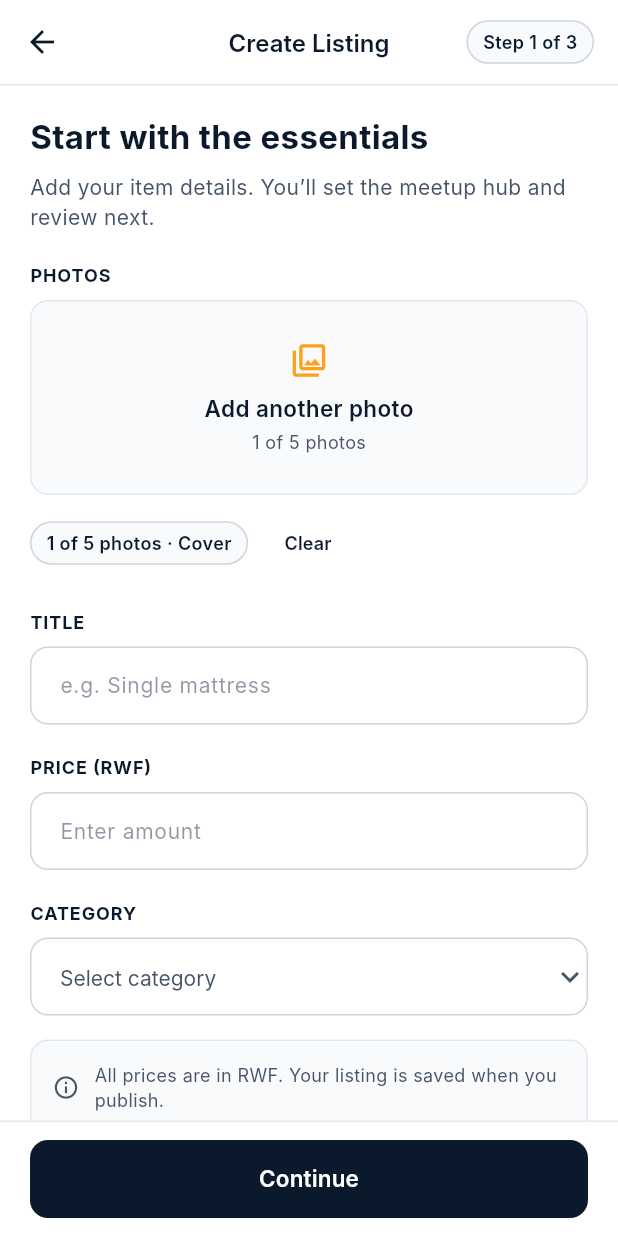
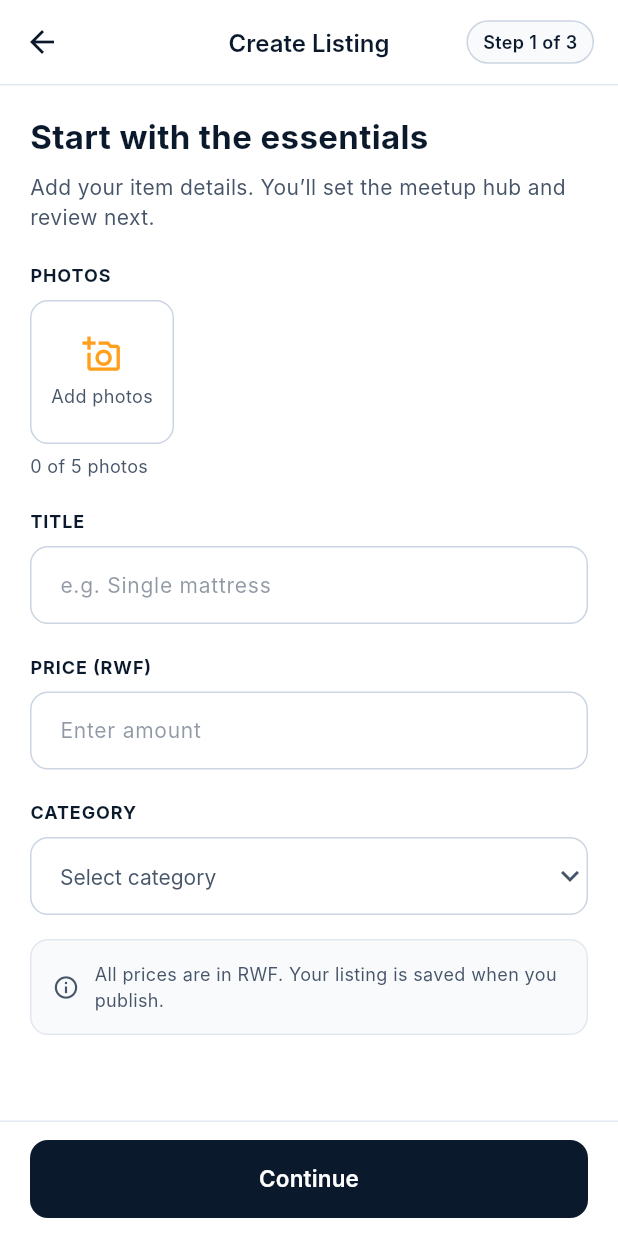
Before and after one commit to Dantwalig/alu_market_place, a Flutter app: the screen it shows once a user with an empty profile is signed in, item 3 of the bottom bar chosen, after a tap on "Add photos", on a phone screen of 412 x 824 dp. Run offline on Flutter 3.47's test engine with Material 3 defaults, Android fonts, the phone set to English and light mode, and no system bars; our stand-ins replace cloud_firestore, equatable, firebase_auth, firebase_core, flutter_bloc, google_sign_in and 2 more; accounts and stored records are empty; Roboto replaces fonts that are missing (Inter).

Commit message:
last fixes

```diff
--- a/lib/features/listings/domain/entities/listing.dart
+++ b/lib/features/listings/domain/entities/listing.dart
@@ -9,6 +9,9 @@ class Listing extends Equatable {
   final String hub;
   final int price;
   final int photoCount;
+
+  /// Base64 encoded JPEG photos. The first one is the cover.
+  final List<String> photos;
   final bool sold;
   final String? soldToName;
   final DateTime? soldAt;
@@ -23,6 +26,7 @@ class Listing extends Equatable {
     required this.hub,
     required this.price,
     this.photoCount = 1,
+    this.photos = const [],
     this.sold = false,
     this.soldToName,
     this.soldAt,
@@ -39,6 +43,7 @@ class Listing extends Equatable {
         hub,
         price,
         photoCount,
+        photos,
         sold,
         soldToName,
         soldAt,
--- a/lib/features/listings/domain/repositories/listing_repository.dart
+++ b/lib/features/listings/domain/repositories/listing_repository.dart
@@ -16,7 +16,7 @@ abstract class ListingRepository {
     required String category,
     required String hub,
     required int price,
-    required int photoCount,
+    required List<String> photos,
   });
 
   /// Update (only the provided fields change).
--- a/lib/features/listings/presentation/cubit/create_listing_cubit.dart
+++ b/lib/features/listings/presentation/cubit/create_listing_cubit.dart
@@ -1,3 +1,6 @@
+import 'dart:convert';
+import 'dart:typed_data';
+
 import 'package:equatable/equatable.dart';
 import 'package:flutter_bloc/flutter_bloc.dart';
 
@@ -9,7 +12,7 @@ import '../../domain/repositories/listing_repository.dart';
 
 class CreateListingState extends Equatable {
   final int step; // 0 essentials, 1 meetup hub, 2 review
-  final int photos;
+  final List<Uint8List> photoBytes;
   final String title;
   final String priceText;
   final String? category;
@@ -22,7 +25,7 @@ class CreateListingState extends Equatable {
   const CreateListingState({
     required this.hub,
     this.step = 0,
-    this.photos = 0,
+    this.photoBytes = const [],
     this.title = '',
     this.priceText = '',
     this.category,
@@ -32,6 +35,7 @@ class CreateListingState extends Equatable {
     this.message,
   });
 
+  int get photos => photoBytes.length;
   int get priceValue =>
       int.tryParse(priceText.replaceAll(RegExp(r'[^0-9]'), '')) ?? 0;
   bool get essentialsValid =>
@@ -51,7 +55,7 @@ class CreateListingState extends Equatable {
 
   CreateListingState copyWith({
     int? step,
-    int? photos,
+    List<Uint8List>? photoBytes,
     String? title,
     String? priceText,
     String? category,
@@ -63,7 +67,7 @@ class CreateListingState extends Equatable {
   }) =>
       CreateListingState(
         step: step ?? this.step,
-        photos: photos ?? this.photos,
+        photoBytes: photoBytes ?? this.photoBytes,
         title: title ?? this.title,
         priceText: priceText ?? this.priceText,
         category: category ?? this.category,
@@ -77,7 +81,7 @@ class CreateListingState extends Equatable {
   @override
   List<Object?> get props => [
         step,
-        photos,
+        photoBytes,
         title,
         priceText,
         category,
@@ -101,10 +105,33 @@ class CreateListingCubit extends Cubit<CreateListingState> {
   void setCategory(String? v) => emit(state.copyWith(category: v));
   void setHub(String v) => emit(state.copyWith(hub: v));
 
-  /// This is a placeholder for image_picker. We need to replace this photo counter (max 5) with real photo picking and upload.
-  void addPhoto() =>
-      emit(state.copyWith(photos: state.photos >= 5 ? 5 : state.photos + 1));
-  void clearPhotos() => emit(state.copyWith(photos: 0));
+  static const maxPhotos = 5;
+
+  /// Photos are stored inside the listing document (limit 1 MiB), so the
+  /// combined size of the picked photos is capped well below that.
+  static const maxTotalBytes = 600 * 1024;
+
+  void addPhotos(List<Uint8List> added) {
+    final room = maxPhotos - state.photoBytes.length;
+    if (room <= 0 || added.isEmpty) return;
+    final next = [...state.photoBytes, ...added.take(room)];
+    final total = next.fold<int>(0, (sum, b) => sum + b.length);
+    if (total > maxTotalBytes) {
+      emit(state.copyWith(
+          message: UiMessage.error(
+              'Those photos are too large. Choose fewer or smaller photos.')));
+      return;
+    }
+    emit(state.copyWith(photoBytes: next));
+  }
+
+  void removePhotoAt(int index) {
+    if (index < 0 || index >= state.photoBytes.length) return;
+    final next = [...state.photoBytes]..removeAt(index);
+    emit(state.copyWith(photoBytes: next));
+  }
+
+  void clearPhotos() => emit(state.copyWith(photoBytes: const []));
 
   void next() {
     if (state.step == 0) {
@@ -138,7 +165,7 @@ class CreateListingCubit extends Cubit<CreateListingState> {
         category: state.category!,
         hub: state.hub,
         price: state.priceValue,
-        photoCount: state.photos,
+        photos: [for (final b in state.photoBytes) base64Encode(b)],
       );
       emit(state.copyWith(publishing: false, published: listing));
     } on AppException catch (e) {
--- a/lib/features/listings/presentation/pages/browse_screen.dart
+++ b/lib/features/listings/presentation/pages/browse_screen.dart
@@ -8,6 +8,7 @@ import '../../../../core/widgets.dart';
 import '../../../messages/presentation/cubit/conversations_cubit.dart';
 import '../../../messages/presentation/pages/chat_screen.dart';
 import '../../domain/entities/listing.dart';
+import '../widgets/listing_photos.dart';
 import '../cubit/browse_cubit.dart';
 import 'create_listing_screen.dart';
 
@@ -63,6 +64,8 @@ class BrowseScreen extends StatelessWidget {
                           child: Column(
                               crossAxisAlignment: CrossAxisAlignment.start,
                               children: [
+                                ListingPhotos(photos: l.photos),
+                                const SizedBox(height: 12),
                                 Row(children: [
                                   Expanded(
                                       child: Text(l.title,
--- a/lib/features/listings/presentation/pages/create_listing_screen.dart
+++ b/lib/features/listings/presentation/pages/create_listing_screen.dart
@@ -1,5 +1,8 @@
+import 'dart:typed_data';
+
 import 'package:flutter/material.dart';
 import 'package:flutter_bloc/flutter_bloc.dart';
+import 'package:image_picker/image_picker.dart';
 
 import '../../../../core/constants/hubs.dart';
 import '../../../../core/tokens.dart';
@@ -44,12 +47,40 @@ class CreateListingScreen extends StatefulWidget {
 class _CreateListingScreenState extends State<CreateListingScreen> {
   final _title = TextEditingController();
   final _price = TextEditingController();
+  final _picker = ImagePicker();
 
   @override
   void dispose() {
     _title.dispose();
     _price.dispose();
     super.dispose();
+  }
+
+  /// Opens the gallery, lets the student choose several photos at once and
+  /// shrinks them (max 900 px, JPEG quality 60) so they fit in the listing.
+  Future<void> _pickPhotos(
+      BuildContext context, CreateListingCubit cubit) async {
+    final remaining = CreateListingCubit.maxPhotos - cubit.state.photos;
+    if (remaining <= 0) {
+      showUiMessage(context,
+          UiMessage.error('You can add up to ${CreateListingCubit.maxPhotos} photos.'));
+      return;
+    }
+    try {
+      final files = await _picker.pickMultiImage(
+          maxWidth: 900, maxHeight: 900, imageQuality: 60);
+      if (files.isEmpty) return;
+      final bytes = <Uint8List>[];
+      for (final f in files.take(remaining)) {
+        bytes.add(await f.readAsBytes());
+      }
+      cubit.addPhotos(bytes);
+    } catch (_) {
+      if (context.mounted) {
+        showUiMessage(context,
+            UiMessage.error('Could not open your photos. Please try again.'));
+      }
+    }
   }
 
   void _back(BuildContext context) {
@@ -94,7 +125,7 @@ class _CreateListingScreenState extends State<CreateListingScreen> {
                 child: SingleChildScrollView(
                   padding: const EdgeInsets.all(20),
                   child: [
-                    _essentials(s, cubit, incomplete),
+                    _essentials(context, s, cubit, incomplete),
                     _hubStep(s, cubit),
                     _review(s, context)
                   ][s.step],
@@ -118,8 +149,7 @@ class _CreateListingScreenState extends State<CreateListingScreen> {
     );
   }
 
-  Widget _essentials(
-      CreateListingState s, CreateListingCubit cubit, bool incomplete) {
+  Widget _essentials(BuildContext context, CreateListingState s, CreateListingCubit cubit, bool incomplete) {
     final photoError = s.photoError;
     return Column(crossAxisAlignment: CrossAxisAlignment.start, children: [
       Text(incomplete ? 'Complete your listing' : 'Start with the essentials',
@@ -134,52 +164,87 @@ class _CreateListingScreenState extends State<CreateListingScreen> {
       const SizedBox(height: 20),
       const Text('PHOTOS', style: T.fieldLabel),
       const SizedBox(height: 8),
+      SizedBox(
+        height: 96,
+        child: ListView(scrollDirection: Axis.horizontal, children: [
+          if (s.photos < CreateListingCubit.maxPhotos)
             GestureDetector(
-        // This is a placeholder for the photo picker. We need to call image_picker here and upload the chosen photos.
-        onTap: cubit.addPhoto,
+              onTap: () => _pickPhotos(context, cubit),
               child: Container(
-          height: 130,
-          width: double.infinity,
+                width: 96,
+                margin: const EdgeInsets.only(right: 10),
                 decoration: BoxDecoration(
-            color: s.photos > 0 ? C.surface : C.white,
+                  color: C.white,
                   borderRadius: BorderRadius.circular(12),
                   border: Border.all(
-                color: photoError != null
-                    ? C.red
-                    : (s.photos > 0 ? C.border : C.inputBorder)),
+                      color: photoError != null ? C.red : C.inputBorder),
                 ),
-          child: Column(mainAxisAlignment: MainAxisAlignment.center, children: [
-            Icon(
-                s.photos > 0
-                    ? Icons.photo_library_outlined
-                    : Icons.photo_camera_outlined,
-                color: C.orange,
-                size: 26),
-            const SizedBox(height: 8),
-            Text(s.photos > 0 ? 'Add another photo' : 'Add photos',
-                style: T.label),
-            const SizedBox(height: 2),
-            Text('${s.photos} of 5 photos', style: T.caption),
+                child: Column(
+                    mainAxisAlignment: MainAxisAlignment.center,
+                    children: [
+                      const Icon(Icons.add_a_photo_outlined,
+                          color: C.orange, size: 26),
+                      const SizedBox(height: 6),
+                      Text(s.photos == 0 ? 'Add photos' : 'Add more',
+                          style: T.caption),
                     ]),
               ),
             ),
+          for (var i = 0; i < s.photoBytes.length; i++)
+            Container(
+              width: 96,
+              margin: const EdgeInsets.only(right: 10),
+              child: Stack(fit: StackFit.expand, children: [
+                ClipRRect(
+                  borderRadius: BorderRadius.circular(12),
+                  child: Image.memory(s.photoBytes[i],
+                      fit: BoxFit.cover, gaplessPlayback: true),
+                ),
+                if (i == 0)
+                  Positioned(
+                    left: 6,
+                    bottom: 6,
+                    child: Container(
+                      padding: const EdgeInsets.symmetric(
+                          horizontal: 6, vertical: 2),
+                      decoration: BoxDecoration(
+                          color: C.navy.withValues(alpha: 0.75),
+                          borderRadius: BorderRadius.circular(8)),
+                      child: Text('Cover',
+                          style: T.caption.copyWith(color: C.white)),
+                    ),
+                  ),
+                Positioned(
+                  right: 4,
+                  top: 4,
+                  child: GestureDetector(
+                    onTap: () => cubit.removePhotoAt(i),
+                    child: Container(
+                      padding: const EdgeInsets.all(3),
+                      decoration: const BoxDecoration(
+                          color: C.navy, shape: BoxShape.circle),
+                      child:
+                          const Icon(Icons.close, size: 14, color: C.white),
+                    ),
+                  ),
+                ),
+              ]),
+            ),
+        ]),
+      ),
+      const SizedBox(height: 6),
+      Text('${s.photos} of ${CreateListingCubit.maxPhotos} photos', style: T.caption),
       if (photoError != null)
         Padding(
             padding: const EdgeInsets.only(top: 6),
             child: Text(photoError, style: T.caption.copyWith(color: C.red))),
-      if (s.photos > 0) ...[
-        const SizedBox(height: 8),
-        Row(children: [
-          Pill('${s.photos} of 5 photos · Cover'),
-          const SizedBox(width: 8),
+      if (s.photos > 0)
         TextButton(
           onPressed: cubit.clearPhotos,
-            child: Text('Clear',
+          child: Text('Clear all',
               style: T.caption
                   .copyWith(color: C.navy, fontWeight: FontWeight.w600)),
         ),
-        ]),
-      ],
       const SizedBox(height: 20),
       AppField(
         label: 'Title',
--- a/lib/features/listings/presentation/pages/search_screen.dart
+++ b/lib/features/listings/presentation/pages/search_screen.dart
@@ -9,6 +9,7 @@ import '../../../../core/widgets.dart';
 import '../../../messages/presentation/cubit/conversations_cubit.dart';
 import '../../../messages/presentation/pages/chat_screen.dart';
 import '../../domain/entities/listing.dart';
+import '../widgets/listing_photos.dart';
 import '../cubit/search_cubit.dart';
 
 class SearchScreen extends StatelessWidget {
@@ -81,6 +82,8 @@ class SearchScreen extends StatelessWidget {
                     child: Column(
                         crossAxisAlignment: CrossAxisAlignment.start,
                         children: [
+                          ListingPhotos(photos: l.photos),
+                          const SizedBox(height: 12),
                           Row(children: [
                             Expanded(
                                 child: Text(l.title,
--- a/lib/features/profile/presentation/pages/profile_screen.dart
+++ b/lib/features/profile/presentation/pages/profile_screen.dart
@@ -9,6 +9,7 @@ import '../../../../core/widgets.dart';
 import '../../../auth/presentation/bloc/auth_bloc.dart';
 import '../../../listings/domain/entities/listing.dart';
 import '../../../listings/presentation/cubit/my_listings_cubit.dart';
+import '../../../listings/presentation/widgets/listing_photos.dart';
 import '../../../settings/presentation/pages/settings_screen.dart';
 import '../cubit/profile_cubit.dart';
 import 'edit_listing_dialog.dart';
@@ -212,6 +213,11 @@ class ProfileScreen extends StatelessWidget {
   Widget _card(BuildContext context, Listing l) => SurfaceCard(
         padding: const EdgeInsets.fromLTRB(16, 12, 4, 12),
         child: Row(children: [
+          SizedBox(
+            width: 64,
+            child: ListingPhotos(photos: l.photos, height: 64),
+          ),
+          const SizedBox(width: 12),
           Expanded(
             child:
                 Column(crossAxisAlignment: CrossAxisAlignment.start, children: [
--- a/pubspec.yaml
+++ b/pubspec.yaml
@@ -16,6 +16,7 @@ dependencies:
   flutter_bloc: ^8.1.6
   equatable: ^2.0.5
   shared_preferences: ^2.3.2
+  image_picker: ^1.1.2
 
 dev_dependencies:
   flutter_test:
```
Also changed, not shown: lib/features/listings/data/repositories/listing_repository_impl.dart (+9 -3 lines), lib/features/listings/presentation/pages/listing_confirmation_screen.dart (+2 -8 lines), lib/features/listings/presentation/widgets/listing_image.dart (added, +37 -0 lines), lib/features/listings/presentation/widgets/listing_photos.dart (added, +103 -0 lines), pubspec.lock, 9 other files. Lines whose indentation alone changed are shown as unchanged.
